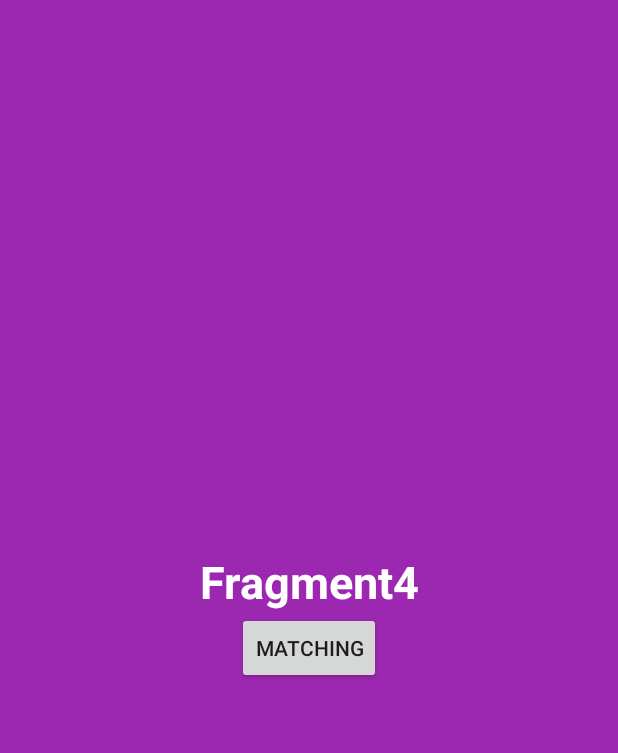
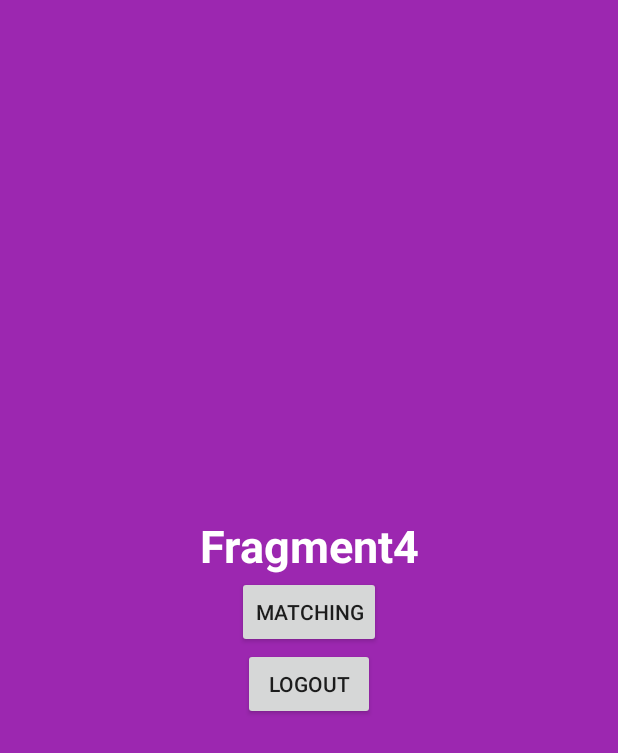
Before and after one commit to goo-gy/lovidence, an Android app: the fragment Menu4Fragment shown on its own in the app's theme, on a phone screen of 412 x 824 dp. Shown: the top 753 px of the screen. Run offline under Robolectric (Android 15) with nearby library versions, the phone set to English and light mode, and no system bars.

Commit message:
some update .... delete local login ,etc.. 로컬로그인버튼삭제, 대신 자동로그인 등록(한번 로그인하면 다음에 들어올땐 자동으로 로그인됨(preference사용 USERINFO파일에 USERID) fragment 4에 로그아웃버튼 생성(만약 ? 그런일은없겠지만 로그인 잘못했을수도있는경우) fragment 4에 매칭버튼에 text입력창 추가 id입력하고 전송할경우 데이터베이스에서 아이디 존재하는지 확인후 매칭하는식으로
해야할것 : 매칭됬을경우 날짜입력하도록,그리고 그 날짜를 상대방도 받아와서 같은 날짜 공유하도록?

```diff
--- a/lovidence/app/src/main/java/com/example/lovidence/data/LoginDataSource.java
+++ b/lovidence/app/src/main/java/com/example/lovidence/data/LoginDataSource.java
@@ -34,7 +34,7 @@ public class LoginDataSource {
             LoggedInUser fakeUser =
                     new LoggedInUser(
                             java.util.UUID.randomUUID().toString(),
-                            "Jane Doe");
+                            username);
             return new Result.Success<>(fakeUser);
         } catch (Exception e) {
             return new Result.Error(new IOException("Error logging in", e));
--- a/lovidence/app/src/main/java/com/example/lovidence/fragments/Menu4Fragment.java
+++ b/lovidence/app/src/main/java/com/example/lovidence/fragments/Menu4Fragment.java
@@ -1,7 +1,9 @@
 package com.example.lovidence.fragments;
 
 import android.app.DatePickerDialog;
+import android.content.Context;
 import android.content.Intent;
+import android.content.SharedPreferences;
 import android.os.Bundle;
 import android.view.LayoutInflater;
 import android.view.View;
@@ -15,19 +17,22 @@ import androidx.fragment.app.Fragment;
 import com.example.lovidence.MainActivity;
 import com.example.lovidence.Matching;
 import com.example.lovidence.R;
+import com.example.lovidence.splash.SplashActivity;
 import com.example.lovidence.ui.login.LoginActivity;
 
 import java.util.Calendar;
 
 public class Menu4Fragment extends Fragment {
     ViewGroup viewGroup;
-    Button button;
+    Button button1;
+    Button logoutBtn;
     @Nullable
     @Override
     public View onCreateView(@NonNull LayoutInflater inflater, @Nullable ViewGroup container, @Nullable Bundle savedInstanceState) {
         viewGroup = (ViewGroup) inflater.inflate(R.layout.fragment_menu4, container, false);
-        button = (Button)viewGroup.findViewById(R.id.btn1);
-        button.setOnClickListener(new View.OnClickListener() {
+        button1 = (Button)viewGroup.findViewById(R.id.btn1);
+        logoutBtn = (Button)viewGroup.findViewById(R.id.logout);
+        button1.setOnClickListener(new View.OnClickListener() {
             @Override
             public void onClick(View view) {
                 Intent intent = new Intent(getActivity(), Matching.class);
@@ -35,6 +40,17 @@ public class Menu4Fragment extends Fragment {
 
             }
         });
+        logoutBtn.setOnClickListener(new View.OnClickListener(){
+            @Override
+            public void onClick(View view){
+                Intent intent = new Intent(getActivity(), SplashActivity.class);
+                startActivity(intent);
+                SharedPreferences sharedPref =getActivity().getSharedPreferences("USERINFO", Context.MODE_PRIVATE);
+                SharedPreferences.Editor editor = sharedPref.edit();
+                editor.remove("USERID").commit();
+                getActivity().finish();
+            }
+        });
         return viewGroup;
     }
 }
--- a/lovidence/app/src/main/res/layout/fragment_menu4.xml
+++ b/lovidence/app/src/main/res/layout/fragment_menu4.xml
@@ -18,4 +18,10 @@
         android:id="@+id/btn1"
         android:text="matching"
         />
+    <Button android:layout_height="wrap_content"
+        android:layout_width="wrap_content"
+        android:layout_gravity="center"
+        android:id="@+id/logout"
+        android:text="logOut"
+        />
 </LinearLayout>
```
Also changed, not shown: lovidence/app/src/main/java/com/example/lovidence/Matching.java (+87 -4 lines), lovidence/app/src/main/java/com/example/lovidence/splash/SplashActivity.java (+15 -5 lines), lovidence/app/src/main/java/com/example/lovidence/ui/login/LoginActivity.java (+11 -11 lines), lovidence/app/src/main/res/layout/activity_login.xml (+0 -12 lines), lovidence/app/src/main/res/layout/activity_matching.xml (+6 -6 lines).
